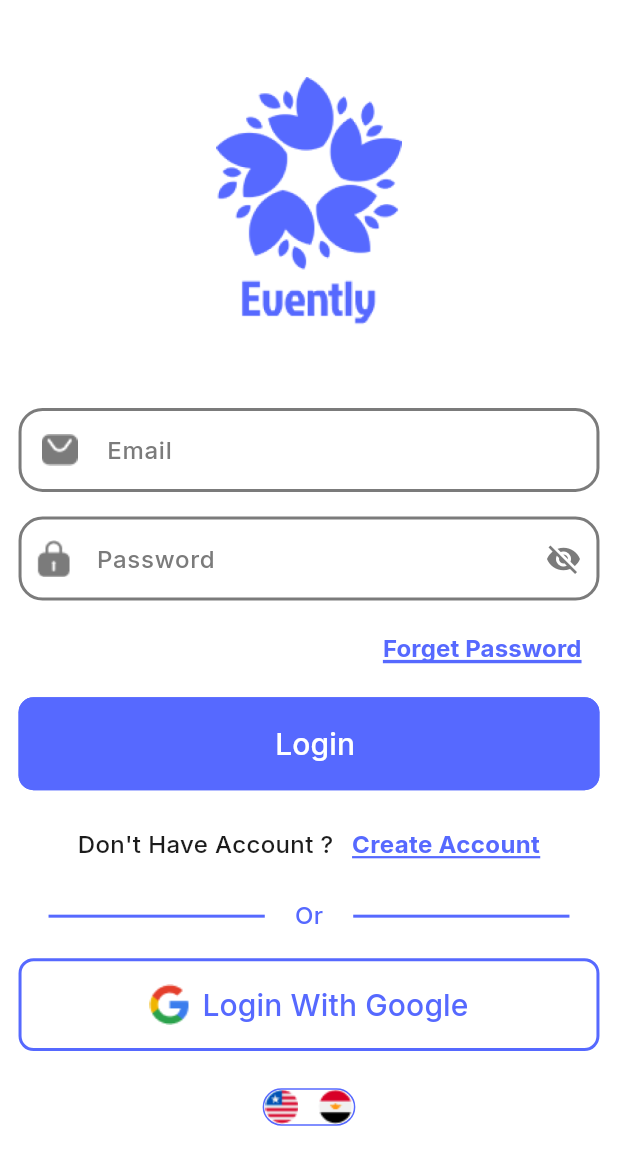
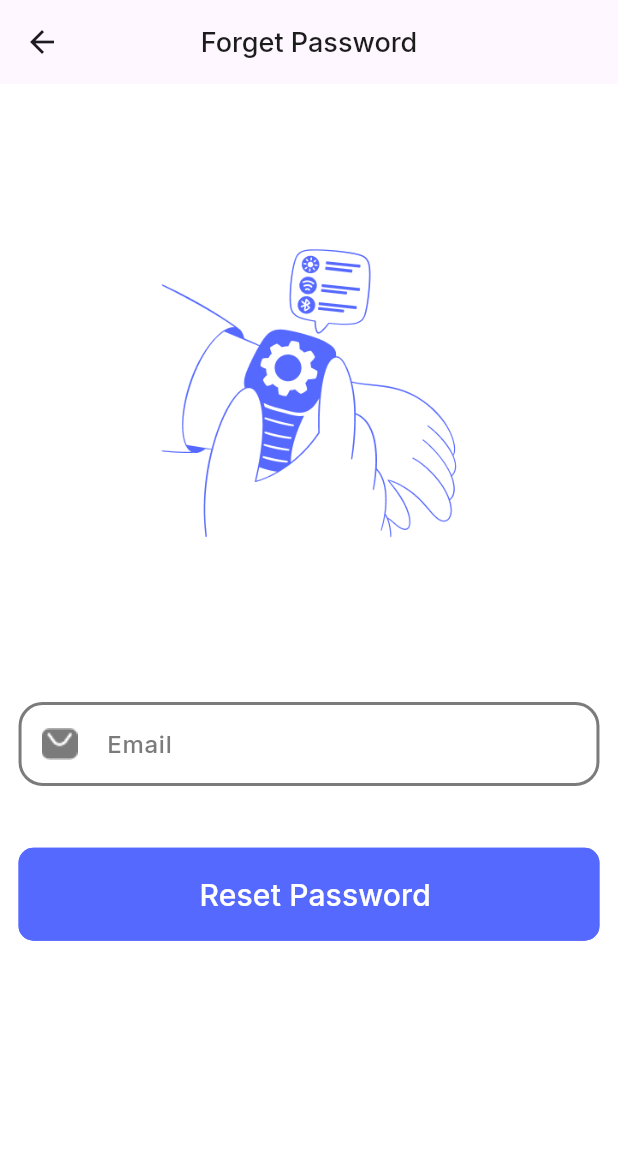
Before and after one commit to LojainHamza/eventPlanningApplication, a Flutter app: the screen it shows after launch, after a tap on "Forget Password", on a phone screen of 412 x 824 dp. Shown: the top 1165 px of the screen. Run offline on Flutter 3.47's test engine with Material 3 defaults, Android fonts, the phone set to English and light mode, and no system bars; our stand-ins replace google_fonts; generated files the repository leaves out were written again.

Commit message:
forget password ui done.

```diff
--- a/lib/main.dart
+++ b/lib/main.dart
@@ -1,5 +1,6 @@
 import 'package:event_planning_app/providers/app_language_provider.dart';
 import 'package:event_planning_app/providers/app_theme_provider.dart';
+import 'package:event_planning_app/ui/auth/forget_password/forget_password_screen.dart';
 import 'package:event_planning_app/ui/auth/login/login_screen.dart';
 import 'package:event_planning_app/ui/auth/register/register_screen.dart';
 import 'package:event_planning_app/ui/create_event/create_event_screen.dart';
@@ -36,6 +37,7 @@ class MyApp extends StatelessWidget {
       routes: {
         LoginScreen.routeName: (context) => LoginScreen(),
         RegisterScreen.routeName: (context) => RegisterScreen(),
+        ForgetPassword.routeName: (context) => ForgetPassword(),
         HomeScreen.routeName: (context) => HomeScreen(),
         CreateEventScreen.routeName: (context) => CreateEventScreen()
       },
--- /dev/null
+++ b/lib/ui/auth/forget_password/forget_password_screen.dart
@@ -0,0 +1,55 @@
+import 'package:event_planning_app/ui/home_screen/home_screen.dart';
+import 'package:event_planning_app/utils/MyAppStyles.dart';
+import 'package:event_planning_app/utils/myAssetsManager.dart';
+import 'package:event_planning_app/widgets/custom_elevated_button.dart';
+import 'package:event_planning_app/widgets/custom_text_field.dart';
+import 'package:flutter/material.dart';
+import 'package:flutter_gen/gen_l10n/app_localizations.dart';
+
+class ForgetPassword extends StatefulWidget {
+  static const String routeName = 'forgetPassword';
+
+  @override
+  State<ForgetPassword> createState() => _ForgetPasswordState();
+}
+
+class _ForgetPasswordState extends State<ForgetPassword> {
+  bool isObscure = true;
+
+  @override
+  Widget build(BuildContext context) {
+    var height = MediaQuery.of(context).size.height;
+    var width = MediaQuery.of(context).size.width;
+    return Scaffold(
+      appBar: AppBar(
+        title: Text(AppLocalizations.of(context)!.forgetPassword,style: MyAppStyles.medium18Black),
+        centerTitle: true,
+      ),
+      body: Padding(
+        padding: EdgeInsets.symmetric(horizontal: width * 0.03),
+        child: SingleChildScrollView(
+          child: Column(
+            children: [
+              Image.asset(
+                MyAssetsManager.forgetPasswordImage,
+                width: width * 0.5,
+                height: height * 0.5,
+              ),
+              CustomTextField(
+                  hintText: AppLocalizations.of(context)!.email,
+                  prefixIcon: Image.asset(MyAssetsManager.emailIcon)),
+              SizedBox(height: height * 0.05),
+              CustomElevatedButton(text: AppLocalizations.of(context)!.resetPassword,
+              onButtonClicked: (){
+                // todo: reset password functionality
+              }),
+            ],
+          ),
+        ),
+      ),
+    );
+  }
+  void register(){
+    Navigator.of(context).pushReplacementNamed(HomeScreen.routeName);
+  }
+}
--- a/lib/ui/auth/login/login_screen.dart
+++ b/lib/ui/auth/login/login_screen.dart
@@ -1,3 +1,4 @@
+import 'package:event_planning_app/ui/auth/forget_password/forget_password_screen.dart';
 import 'package:event_planning_app/ui/auth/register/register_screen.dart';
 import 'package:event_planning_app/ui/home_screen/home_screen.dart';
 import 'package:event_planning_app/utils/MyAppColors.dart';
@@ -57,7 +58,7 @@ class _LoginScreenState extends State<LoginScreen> {
               SizedBox(height: height * 0.01),
               TextButton(
                   onPressed: (){
-                    // todo: navigate to forgetPassword screen
+                    Navigator.of(context).pushNamed(ForgetPassword.routeName);
                   },
                   child: Align(
                     alignment: Alignment.centerRight,
```
